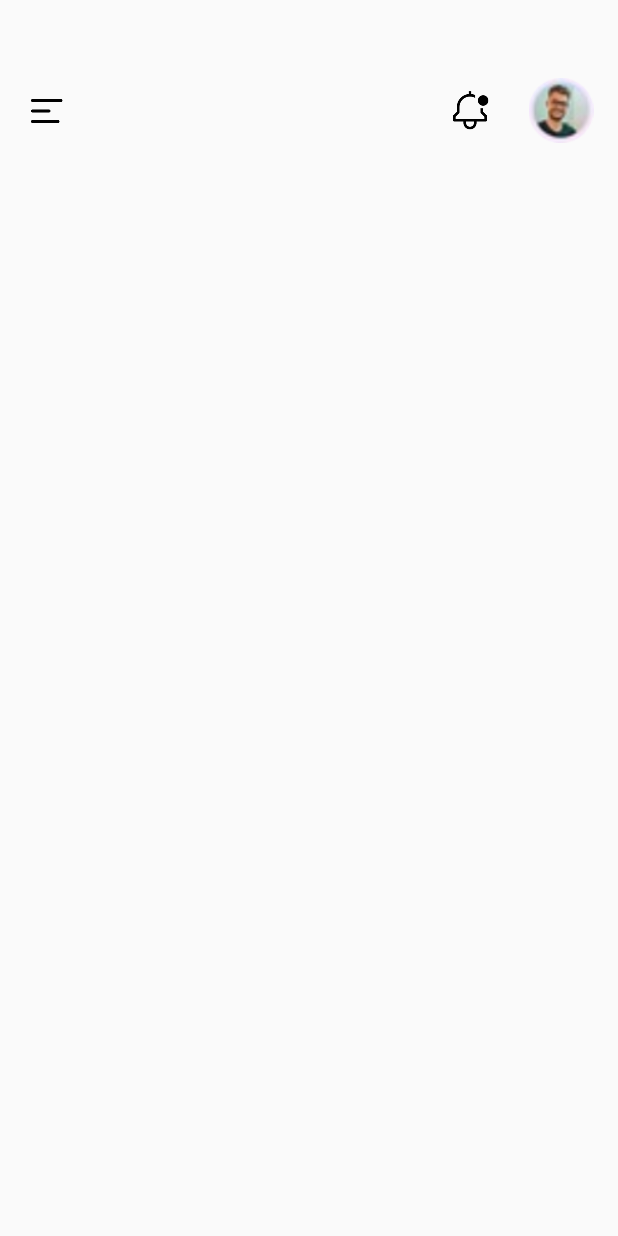
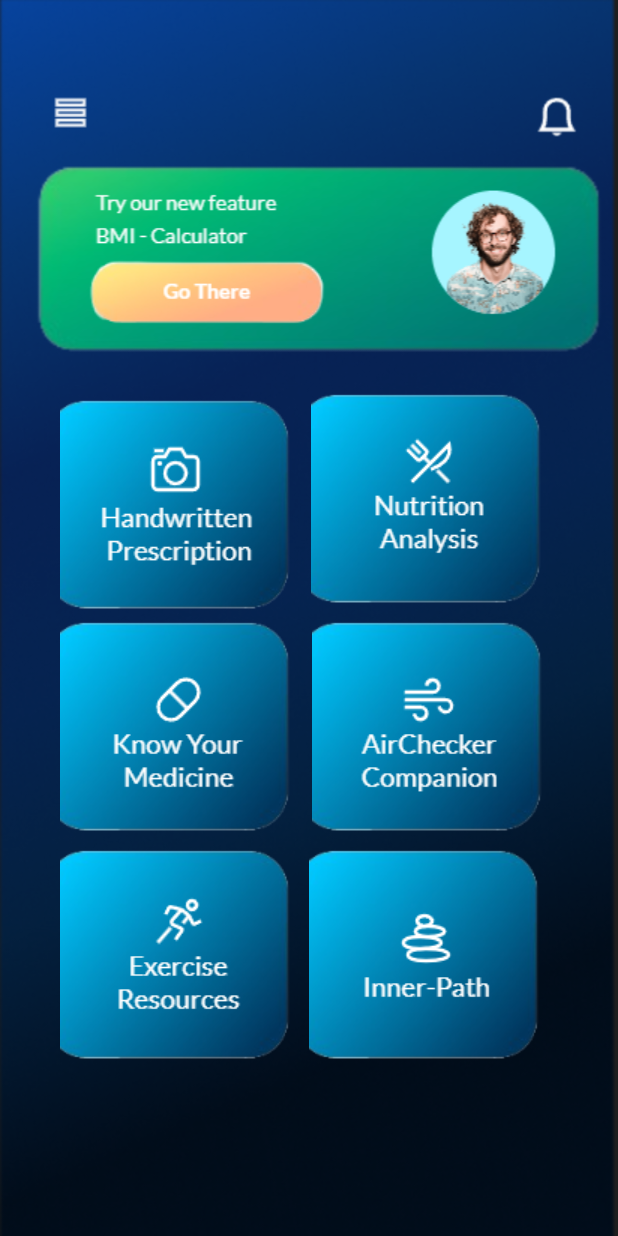
Before and after one commit to Utkarsh1244p/Mediclick, an Android app: the layout activity_feature.xml on its own in the app's theme, with its tools: preview values and no code run, on a phone screen of 412 x 824 dp. Run offline under Robolectric (Android 15) with nearby library versions, the phone set to English and light mode, and no system bars; Roboto replaces fonts that are not available here.

Commit message:
Update Feature Page

```diff
--- a/app/src/main/res/layout/activity_feature.xml
+++ b/app/src/main/res/layout/activity_feature.xml
@@ -4,40 +4,104 @@
     xmlns:tools="http://schemas.android.com/tools"
     android:layout_width="match_parent"
     android:layout_height="match_parent"
-    tools:context=".FeatureActivity">
+    android:background="@drawable/fr_bg"
+    tools:context=".FeatureActivity"
+    tools:ignore="MissingClass">
+
 
     <ImageView
         android:id="@+id/imageView10"
-        android:layout_width="45dp"
-        android:layout_height="43dp"
-        android:layout_marginStart="23dp"
-        android:layout_marginTop="52dp"
-        android:layout_marginEnd="16dp"
+        android:layout_width="398dp"
+        android:layout_height="143dp"
+        android:layout_marginTop="96dp"
+        android:src="@drawable/fr_gr1"
         app:layout_constraintEnd_toEndOf="parent"
-        app:layout_constraintStart_toEndOf="@+id/imageView11"
-        app:layout_constraintTop_toTopOf="parent"
-        app:srcCompat="@drawable/avatar2" />
+        app:layout_constraintHorizontal_bias="1.0"
+        app:layout_constraintStart_toStartOf="parent"
+        app:layout_constraintTop_toTopOf="parent" />
 
     <ImageView
-        android:id="@+id/imageView11"
-        android:layout_width="29dp"
-        android:layout_height="28dp"
-        android:layout_marginStart="253dp"
-        android:layout_marginTop="60dp"
-        app:layout_constraintStart_toEndOf="@+id/imageView19"
-        app:layout_constraintTop_toTopOf="parent"
-        app:srcCompat="@drawable/notification" />
+        android:id="@+id/imageView1"
+        android:layout_width="wrap_content"
+        android:layout_height="wrap_content"
+        android:layout_marginStart="40dp"
+        android:layout_marginTop="68dp"
+        android:layout_marginEnd="186dp"
+        android:layout_marginBottom="16dp"
+        android:src="@drawable/fr_gr0"
+        app:layout_constraintBottom_toBottomOf="@+id/imageView10"
+        app:layout_constraintEnd_toEndOf="@+id/imageView10"
+        app:layout_constraintStart_toStartOf="@+id/imageView10"
+        app:layout_constraintTop_toTopOf="@+id/imageView10" />
 
     <ImageView
-        android:id="@+id/imageView19"
-        android:layout_width="29dp"
-        android:layout_height="28dp"
-        android:layout_marginStart="16dp"
-        android:layout_marginTop="60dp"
-        android:layout_marginEnd="253dp"
-        app:layout_constraintEnd_toStartOf="@+id/imageView11"
+        android:id="@+id/imageView111"
+        android:layout_width="wrap_content"
+        android:layout_height="wrap_content"
+        android:layout_marginStart="40dp"
+        android:layout_marginTop="12dp"
+        android:src="@drawable/fr_gr2"
         app:layout_constraintStart_toStartOf="parent"
-        app:layout_constraintTop_toTopOf="parent"
-        app:srcCompat="@drawable/menu" />
+        app:layout_constraintTop_toBottomOf="@+id/imageView10" />
+
+    <ImageView
+        android:id="@+id/imageView112"
+        android:layout_width="wrap_content"
+        android:layout_height="wrap_content"
+        android:layout_marginStart="9dp"
+        android:layout_marginTop="8dp"
+        android:src="@drawable/fr_gr3"
+        app:layout_constraintEnd_toEndOf="parent"
+        app:layout_constraintHorizontal_bias="0.0"
+        app:layout_constraintStart_toEndOf="@+id/imageView111"
+        app:layout_constraintTop_toBottomOf="@+id/imageView10" />
+
+    <ImageView
+        android:id="@+id/imageView113"
+        android:layout_width="wrap_content"
+        android:layout_height="wrap_content"
+        android:layout_marginStart="40dp"
+        android:layout_marginTop="160dp"
+        android:src="@drawable/fr_gr4"
+        app:layout_constraintStart_toStartOf="parent"
+        app:layout_constraintTop_toBottomOf="@+id/imageView10" />
+
+    <ImageView
+        android:id="@+id/imageView114"
+        android:layout_width="wrap_content"
+        android:layout_height="wrap_content"
+        android:layout_marginStart="9dp"
+        android:layout_marginTop="160dp"
+        android:src="@drawable/fr_gr5"
+        app:layout_constraintEnd_toEndOf="parent"
+        app:layout_constraintHorizontal_bias="0.021"
+        app:layout_constraintStart_toEndOf="@+id/imageView113"
+        app:layout_constraintTop_toBottomOf="@+id/imageView10" />
+
+    <ImageView
+        android:id="@+id/imageView115"
+        android:layout_width="wrap_content"
+        android:layout_height="wrap_content"
+        android:layout_marginStart="40dp"
+        android:layout_marginTop="312dp"
+        android:src="@drawable/fr_gr6"
+        app:layout_constraintBottom_toBottomOf="parent"
+        app:layout_constraintStart_toStartOf="parent"
+        app:layout_constraintTop_toBottomOf="@+id/imageView10"
+        app:layout_constraintVertical_bias="0.0" />
+
+    <ImageView
+        android:id="@+id/imageView116"
+        android:layout_width="wrap_content"
+        android:layout_height="wrap_content"
+        android:layout_marginStart="8dp"
+        android:layout_marginTop="312dp"
+        android:src="@drawable/fr_gr7"
+        app:layout_constraintBottom_toBottomOf="parent"
+        app:layout_constraintEnd_toEndOf="parent"
+        app:layout_constraintHorizontal_bias="0.0"
+        app:layout_constraintStart_toEndOf="@+id/imageView115"
+        app:layout_constraintTop_toBottomOf="@+id/imageView10"
+        app:layout_constraintVertical_bias="0.0" />
 
 </androidx.constraintlayout.widget.ConstraintLayout>
```
Also changed, not shown: app/src/main/AndroidManifest.xml (+67 -41 lines), app/src/main/java/com/example/mediclick/FeatureActivity.kt (+12 -36 lines).
